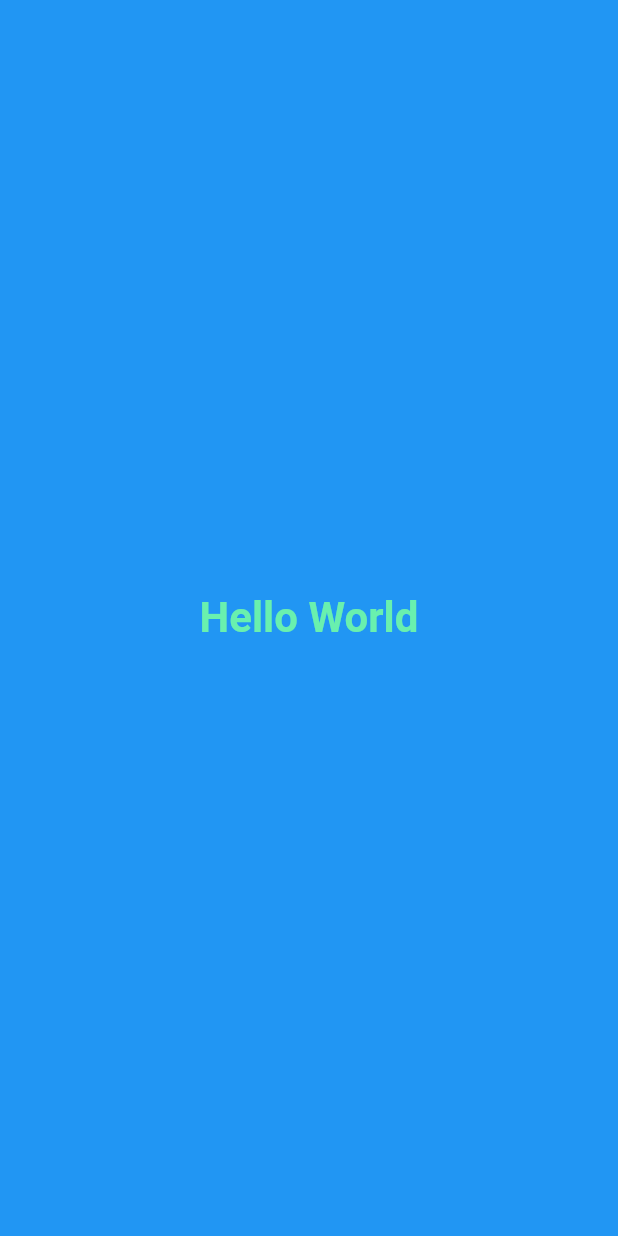
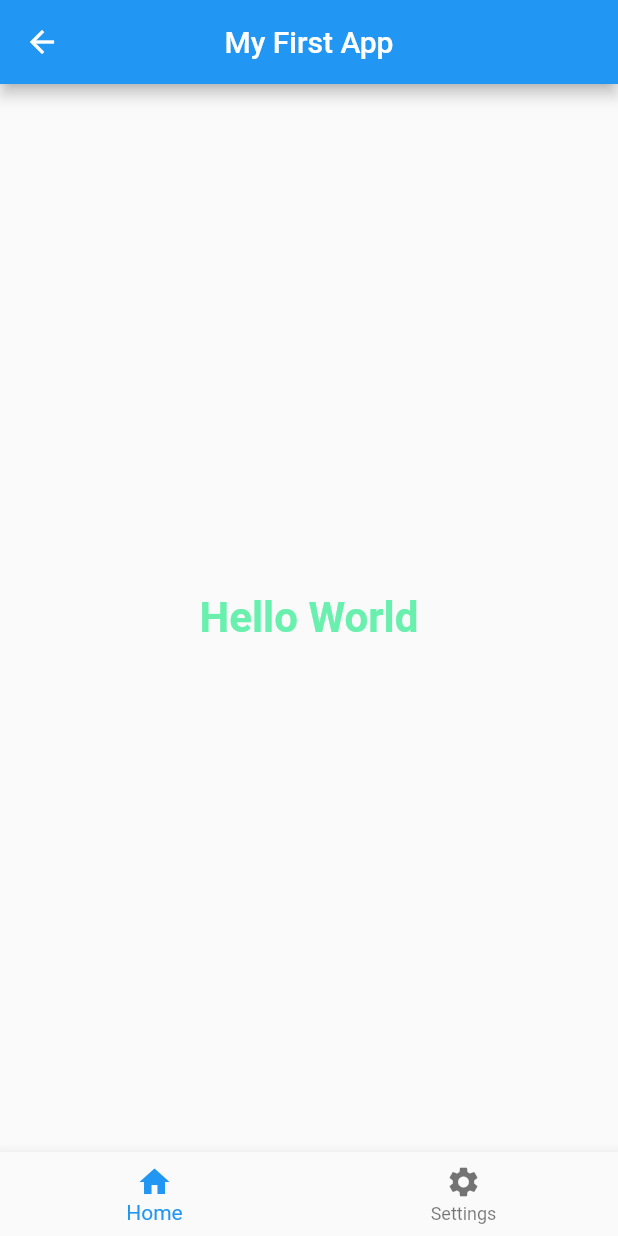
Before and after one commit to Nouuu/Flutter-ESGI-2022, a Flutter app: the screen it shows after launch, on a phone screen of 412 x 824 dp. Run offline on Flutter 3.47's test engine with Material 2 defaults, Android fonts, the phone set to English and light mode, and no system bars.

Commit message:
Add Scaffold with appbar & bottom bar

```diff
--- a/1_first_app/lib/widgets/home.dart
+++ b/1_first_app/lib/widgets/home.dart
@@ -5,14 +5,24 @@ class Home extends StatelessWidget {
 
   @override
   Widget build(BuildContext context) {
-    return Container(
-      color: Colors.blue,
-      child: Center(
-        child: Text(
-          'Hello World',
-          style: Theme.of(context).textTheme.headline1,
+    return Scaffold(
+        appBar: AppBar(
+          leading: const Icon(Icons.arrow_back),
+          centerTitle: true,
+          title: const Text('My First App'),
         ),
-      ),
-    );
+        body: Center(
+          child: Text(
+            'Hello World',
+            style: Theme.of(context).textTheme.headline1,
+          ),
+        ),
+        bottomNavigationBar: BottomNavigationBar(
+          items: const [
+            BottomNavigationBarItem(icon: Icon(Icons.home), label: 'Home'),
+            BottomNavigationBarItem(
+                icon: Icon(Icons.settings), label: 'Settings'),
+          ],
+        ));
   }
 }
```
